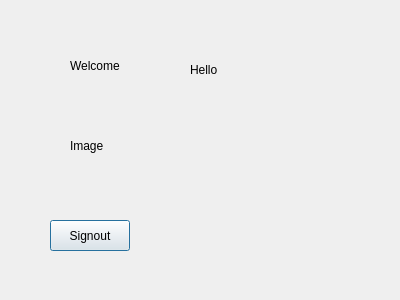
Qt form welcomewindow.ui (omar-rabeh-18/CinemaProject) before a commit.
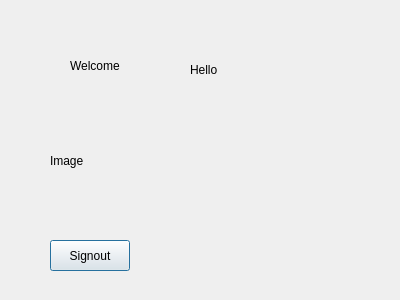
The same form after that commit.

The edit to the form file:
```diff
--- a/welcomewindow.ui
+++ b/welcomewindow.ui
@@ -29,10 +29,10 @@
   <widget class="QLabel" name="label_2_Image">
    <property name="geometry">
     <rect>
-     <x>70</x>
-     <y>90</y>
-     <width>191</width>
-     <height>111</height>
+     <x>50</x>
+     <y>100</y>
+     <width>231</width>
+     <height>121</height>
     </rect>
    </property>
    <property name="text">
@@ -56,7 +56,7 @@
    <property name="geometry">
     <rect>
      <x>50</x>
-     <y>220</y>
+     <y>240</y>
      <width>80</width>
      <height>31</height>
     </rect>
```
